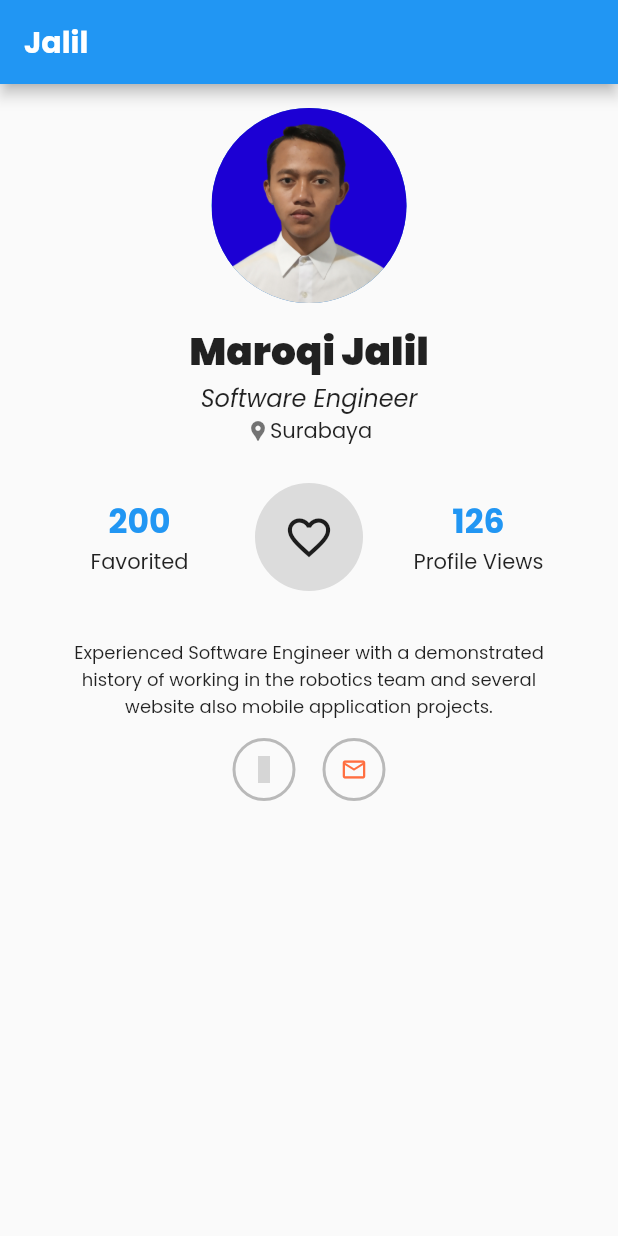
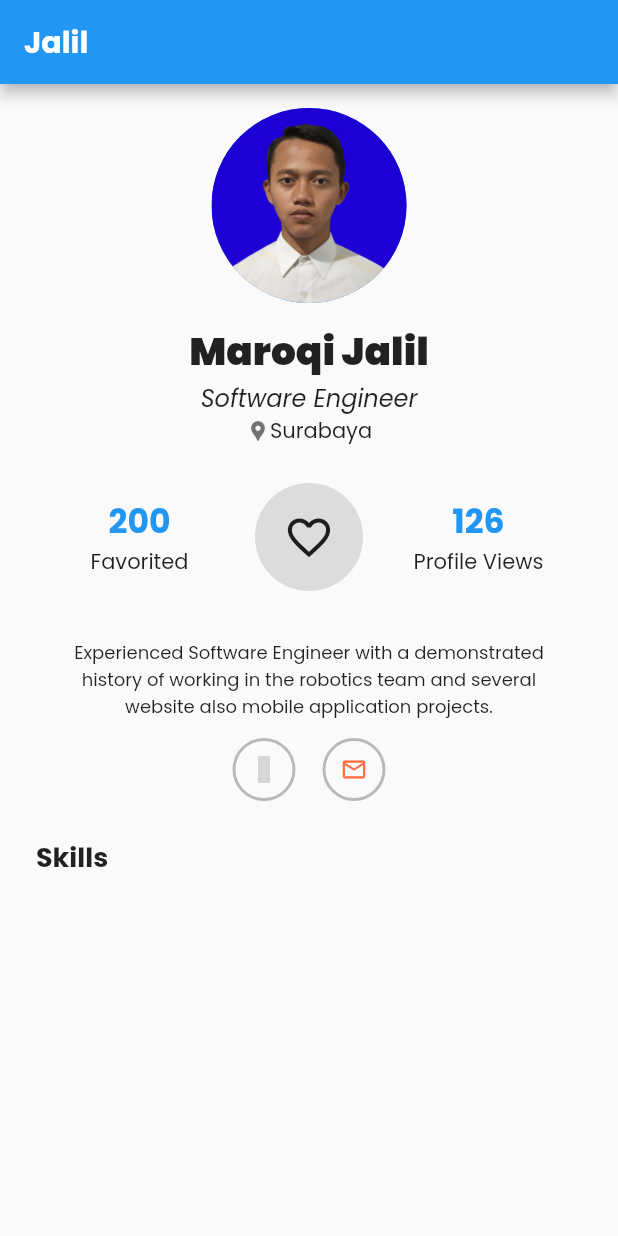
Before and after one commit to maroqijalil/my-portfolio-app, a Flutter app: the screen it shows after launch, on a phone screen of 412 x 824 dp. Run offline on Flutter 3.47's test engine with Material 2 defaults, Android fonts, the phone set to English and light mode, and no system bars; our stand-ins replace google_fonts; statements that could not run were skipped; grey boxes are pictures that could not be loaded.

Commit message:
feat: add section

```diff
--- a/lib/main.dart
+++ b/lib/main.dart
@@ -1,6 +1,6 @@
 import 'package:flutter/material.dart';
 import 'package:google_fonts/google_fonts.dart';
-import 'package:my_portofolio/screens/profile.dart';
+import 'package:my_portofolio/modules/profile/screens/profile.dart';
 
 void main() {
   runApp(const MyApp());
@@ -21,50 +21,3 @@
     );
   }
 }
-
-class MyHomePage extends StatefulWidget {
-  const MyHomePage({Key? key, required this.title}) : super(key: key);
-
-  final String title;
-
-  @override
-  State<MyHomePage> createState() => _MyHomePageState();
-}
-
-class _MyHomePageState extends State<MyHomePage> {
-  int _counter = 0;
-
-  void _incrementCounter() {
-    setState(() {
-      _counter++;
-    });
-  }
-
-  @override
-  Widget build(BuildContext context) {
-    return Scaffold(
-      appBar: AppBar(
-        title: Text(widget.title),
-      ),
-      body: Center(
-        child: Column(
-          mainAxisAlignment: MainAxisAlignment.center,
-          children: <Widget>[
-            const Text(
-              'You have pushed the button this many times:',
-            ),
-            Text(
-              '$_counter',
-              style: Theme.of(context).textTheme.headline4,
-            ),
-          ],
-        ),
-      ),
-      floatingActionButton: FloatingActionButton(
-        onPressed: _incrementCounter,
-        tooltip: 'Increment',
-        child: const Icon(Icons.add),
-      ), // This trailing comma makes auto-formatting nicer for build methods.
-    );
-  }
-}
--- /dev/null
+++ b/lib/modules/common/components/section_component.dart
@@ -0,0 +1,32 @@
+import 'package:flutter/material.dart';
+import 'package:google_fonts/google_fonts.dart';
+
+class SectionComponent extends StatelessWidget {
+  final String title;
+  final Widget child;
+
+  const SectionComponent({
+    Key? key,
+    required this.title,
+    required this.child,
+  }) : super(key: key);
+
+  @override
+  Widget build(BuildContext context) {
+    return Padding(
+      padding: EdgeInsets.symmetric(horizontal: 8),
+      child: Column(
+        mainAxisAlignment: MainAxisAlignment.start,
+        crossAxisAlignment: CrossAxisAlignment.stretch,
+        children: [
+          Text(
+            title,
+            style:
+                GoogleFonts.poppins(fontSize: 18, fontWeight: FontWeight.w700),
+          ),
+          child,
+        ],
+      ),
+    );
+  }
+}
--- /dev/null
+++ b/lib/modules/profile/components/profile_header_component.dart
@@ -0,0 +1,96 @@
+import 'package:flutter/material.dart';
+import '../widgets/rounded_icon_widget.dart';
+import '../widgets/profile_count_widget.dart';
+
+class ProfileHeaderComponent extends StatefulWidget {
+  const ProfileHeaderComponent({Key? key}) : super(key: key);
+
+  @override
+  State<ProfileHeaderComponent> createState() => _ProfileHeaderComponentState();
+}
+
+class _ProfileHeaderComponentState extends State<ProfileHeaderComponent> {
+  bool favoriteState = false;
+  num favoritedCount = 200;
+
+  @override
+  Widget build(BuildContext context) {
+    return Column(
+      children: [
+        Column(
+          children: [
+            CircleAvatar(
+              backgroundImage: AssetImage("assets/imgs/jalil.png"),
+              radius: 65,
+            ),
+            SizedBox(height: 12),
+            Text(
+              "Maroqi Jalil",
+              style: TextStyle(
+                fontSize: 26,
+                fontWeight: FontWeight.w900,
+              ),
+            ),
+            Text(
+              "Software Engineer",
+              style: TextStyle(
+                fontSize: 16,
+                fontWeight: FontWeight.w100,
+                fontStyle: FontStyle.italic,
+              ),
+            ),
+            Row(
+              mainAxisAlignment: MainAxisAlignment.center,
+              children: [
+                Icon(
+                  Icons.location_pin,
+                  color: Colors.black54,
+                  size: 16,
+                ),
+                Text(
+                  "Surabaya",
+                  style: TextStyle(
+                    fontSize: 14,
+                  ),
+                )
+              ],
+            ),
+            SizedBox(height: 24),
+            Row(
+              mainAxisAlignment: MainAxisAlignment.spaceBetween,
+              children: [
+                ProfileCountWidget(
+                  count: favoritedCount,
+                  title: "Favorited",
+                ),
+                RoundedIconWidget(
+                  icon: favoriteState
+                      ? Icon(Icons.favorite_outlined)
+                      : Icon(Icons.favorite_border),
+                  color: Colors.black12,
+                  type: Type.filled,
+                  size: Size.medium,
+                  onPressed: () {
+                    setState(() {
+                      favoriteState = !favoriteState;
+
+                      if (favoriteState) {
+                        favoritedCount = favoritedCount + 1;
+                      } else {
+                        favoritedCount = 200;
+                      }
+                    });
+                  },
+                ),
+                ProfileCountWidget(
+                  count: 126,
+                  title: "Profile Views",
+                )
+              ],
+            ),
+          ],
+        )
+      ],
+    );
+  }
+}
--- /dev/null
+++ b/lib/modules/profile/components/profile_info_component.dart
@@ -0,0 +1,46 @@
+import 'package:flutter/material.dart';
+import '../widgets/rounded_icon_widget.dart';
+
+class ProfileInfoComponent extends StatelessWidget {
+  const ProfileInfoComponent({Key? key}) : super(key: key);
+
+  @override
+  Widget build(BuildContext context) {
+    return Column(
+      children: [
+        Padding(
+          padding: EdgeInsets.symmetric(horizontal: 16.0),
+          child: Text(
+            "Experienced Software Engineer with a demonstrated history " +
+                "of working in the robotics team and several website " +
+                "also mobile application projects.",
+            style: TextStyle(
+              fontSize: 12,
+            ),
+            textAlign: TextAlign.center,
+          ),
+        ),
+        SizedBox(height: 12),
+        Row(
+          mainAxisAlignment: MainAxisAlignment.center,
+          children: [
+            RoundedIconWidget(
+              icon: Icon(Icons.whatsapp, color: Colors.green),
+              color: Colors.black26,
+              type: Type.outlined,
+            ),
+            SizedBox(width: 18),
+            RoundedIconWidget(
+              icon: Icon(
+                Icons.email_outlined,
+                color: Colors.deepOrangeAccent,
+              ),
+              color: Colors.black26,
+              type: Type.outlined,
+            ),
+          ],
+        ),
+      ],
+    );
+  }
+}
--- /dev/null
+++ b/lib/modules/profile/components/skill_section_component.dart
@@ -0,0 +1,16 @@
+import 'package:flutter/material.dart';
+import 'package:my_portofolio/modules/common/components/section_component.dart';
+
+class SkillSectionComponent extends StatelessWidget {
+  const SkillSectionComponent({Key? key}) : super(key: key);
+
+  @override
+  Widget build(BuildContext context) {
+    return SectionComponent(
+      title: "Skills",
+      child: Wrap(
+        children: [],
+      ),
+    );
+  }
+}
--- /dev/null
+++ b/lib/modules/profile/screens/profile.dart
@@ -0,0 +1,52 @@
+import 'package:flutter/material.dart';
+import 'package:my_portofolio/modules/profile/components/profile_header_component.dart';
+import 'package:my_portofolio/modules/profile/components/profile_info_component.dart';
+import 'package:my_portofolio/modules/profile/components/skill_section_component.dart';
+import '../widgets/rounded_icon_widget.dart';
+import '../widgets/profile_count_widget.dart';
+
+class ProfileScreen extends StatefulWidget {
+  const ProfileScreen({Key? key}) : super(key: key);
+
+  @override
+  State<ProfileScreen> createState() => _ProfileScreenState();
+}
+
+class _ProfileScreenState extends State<ProfileScreen> {
+  bool favoriteState = false;
+  num favoritedCount = 200;
+
+  @override
+  Widget build(BuildContext context) {
+    return Scaffold(
+      appBar: AppBar(
+        title: Text(
+          "Jalil",
+          style: TextStyle(
+            fontWeight: FontWeight.w700,
+          ),
+        ),
+      ),
+      body: SafeArea(
+        child: Padding(
+          padding: EdgeInsets.all(16.0),
+          child: Column(
+            mainAxisAlignment: MainAxisAlignment.start,
+            crossAxisAlignment: CrossAxisAlignment.stretch,
+            children: [
+              Column(
+                children: [
+                  ProfileHeaderComponent(),
+                  SizedBox(height: 32),
+                  ProfileInfoComponent(),
+                  SizedBox(height: 24),
+                  SkillSectionComponent()
+                ],
+              )
+            ],
+          ),
+        ),
+      ),
+    );
+  }
+}
--- a/lib/components/profile_count_component.dart
+++ b/lib/modules/profile/widgets/profile_count_widget.dart
@@ -1,10 +1,11 @@
 import 'package:flutter/material.dart';
+import 'package:google_fonts/google_fonts.dart';
 
-class ProfileCountComponent extends StatelessWidget {
+class ProfileCountWidget extends StatelessWidget {
   final num count;
   final String title;
 
-  const ProfileCountComponent({
+  const ProfileCountWidget({
     Key? key,
     required this.count,
     required this.title,
@@ -15,10 +16,10 @@ class ProfileCountComponent extends StatelessWidget {
     return Expanded(
       child: Column(
         crossAxisAlignment: CrossAxisAlignment.center,
-        children: <Widget>[
+        children: [
           Text(
             count.toString(),
-            style: TextStyle(
+            style: GoogleFonts.poppins(
               fontWeight: FontWeight.bold,
               fontSize: 22,
               color: Colors.blue,
--- a/lib/components/rounded_icon_component.dart
+++ b/lib/modules/profile/widgets/rounded_icon_widget.dart
@@ -10,7 +10,7 @@ enum Size {
   medium,
 }
 
-class RoundedIconComponent extends StatelessWidget {
+class RoundedIconWidget extends StatelessWidget {
   final Color color;
   final Widget icon;
   final Type type;
@@ -19,7 +19,7 @@ class RoundedIconComponent extends StatelessWidget {
   double containerSize = 0.0;
   double iconSize = 0.0;
 
-  RoundedIconComponent({
+  RoundedIconWidget({
     Key? key,
     required this.icon,
     required this.color,
--- a/lib/screens/profile.dart
+++ /dev/null
@@ -1,147 +0,0 @@
-import 'package:flutter/material.dart';
-import 'package:my_portofolio/components/rounded_icon_component.dart';
-
-import '../components/profile_count_component.dart';
-
-class ProfileScreen extends StatefulWidget {
-  const ProfileScreen({Key? key}) : super(key: key);
-
-  @override
-  State<ProfileScreen> createState() => _ProfileScreenState();
-}
-
-class _ProfileScreenState extends State<ProfileScreen> {
-  bool favoriteState = false;
-  num favoritedCount = 200;
-
-  @override
-  Widget build(BuildContext context) {
-    return Scaffold(
-      appBar: AppBar(
-        title: Text(
-          "Jalil",
-          style: TextStyle(
-            fontWeight: FontWeight.w700,
-          ),
-        ),
-      ),
-      body: SafeArea(
-        child: Padding(
-          padding: EdgeInsets.all(16.0),
-          child: Column(
-            mainAxisAlignment: MainAxisAlignment.start,
-            crossAxisAlignment: CrossAxisAlignment.stretch,
-            children: <Widget>[
-              Column(
-                children: <Widget>[
-                  CircleAvatar(
-                    backgroundImage: AssetImage("assets/imgs/jalil.png"),
-                    radius: 65,
-                  ),
-                  SizedBox(height: 12),
-                  Text(
-                    "Maroqi Jalil",
-                    style: TextStyle(
-                      fontSize: 26,
-                      fontWeight: FontWeight.w900,
-                    ),
-                  ),
-                  Text(
-                    "Software Engineer",
-                    style: TextStyle(
-                      fontSize: 16,
-                      fontWeight: FontWeight.w100,
-                      fontStyle: FontStyle.italic,
-                    ),
-                  ),
-                  Row(
-                    mainAxisAlignment: MainAxisAlignment.center,
-                    children: <Widget>[
-                      Icon(
-                        Icons.location_pin,
-                        color: Colors.black54,
-                        size: 16,
-                      ),
-                      Text(
-                        "Surabaya",
-                        style: TextStyle(
-                          fontSize: 14,
-                        ),
-                      )
-                    ],
-                  ),
-                  SizedBox(height: 24),
-                  Row(
-                    mainAxisAlignment: MainAxisAlignment.spaceBetween,
-                    children: <Widget>[
-                      ProfileCountComponent(
-                        count: favoritedCount,
-                        title: "Favorited",
-                      ),
-                      RoundedIconComponent(
-                        icon: favoriteState
-                            ? Icon(Icons.favorite_outlined)
-                            : Icon(Icons.favorite_border),
-                        color: Colors.black12,
-                        type: Type.filled,
-                        size: Size.medium,
-                        onPressed: () {
-                          setState(() {
-                            favoriteState = !favoriteState;
-
-                            if (favoriteState) {
-                              favoritedCount = favoritedCount + 1;
-                            } else {
-                              favoritedCount = 200;
-                            }
-                          });
-                        },
-                      ),
-                      ProfileCountComponent(
-                        count: 126,
-                        title: "Profile Views",
-                      )
-                    ],
-                  ),
-                  SizedBox(height: 32),
-                  Padding(
-                    padding: EdgeInsets.symmetric(horizontal: 16.0),
-                    child: Text(
-                      "Experienced Software Engineer with a demonstrated history " +
-                          "of working in the robotics team and several website " +
-                          "also mobile application projects.",
-                      style: TextStyle(
-                        fontSize: 12,
-                      ),
-                      textAlign: TextAlign.center,
-                    ),
-                  ),
-                  SizedBox(height: 12),
-                  Row(
-                    mainAxisAlignment: MainAxisAlignment.center,
-                    children: <Widget>[
-                      RoundedIconComponent(
-                        icon: Icon(Icons.whatsapp, color: Colors.green),
-                        color: Colors.black26,
-                        type: Type.outlined,
-                      ),
-                      SizedBox(width: 18),
-                      RoundedIconComponent(
-                        icon: Icon(
-                          Icons.email_outlined,
-                          color: Colors.deepOrangeAccent,
-                        ),
-                        color: Colors.black26,
-                        type: Type.outlined,
-                      ),
-                    ],
-                  )
-                ],
-              )
-            ],
-          ),
-        ),
-      ),
-    );
-  }
-}
```
Also changed, not shown: 1 other file.
